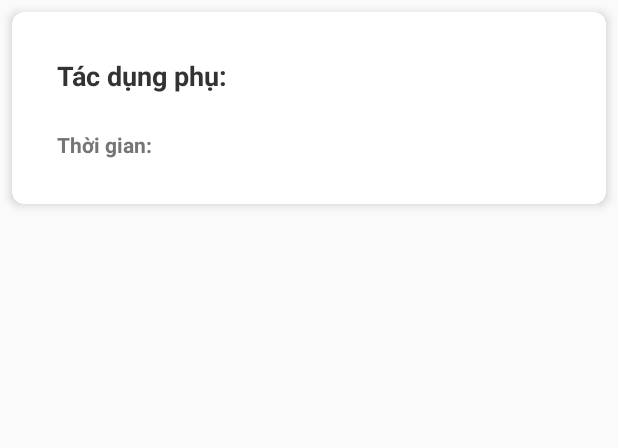
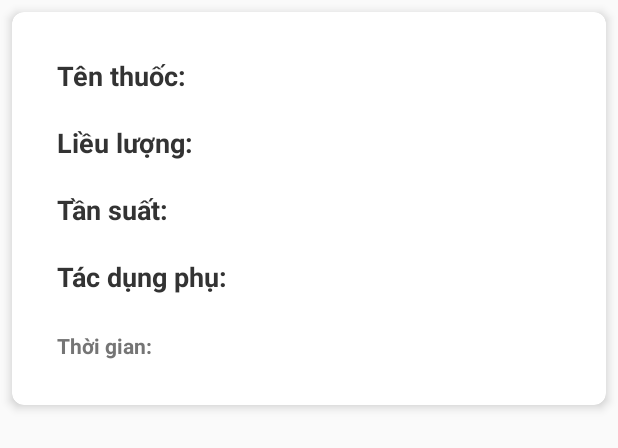
Before and after one commit to MyDuyen1907/luanvan, an Android app: the layout item_side_effect.xml on its own in the app's theme, with its tools: preview values and no code run, on a phone screen of 412 x 824 dp. Shown: the top 448 px of the screen. Run offline under Robolectric (Android 15) with nearby library versions, the phone set to English and light mode, and no system bars.

Commit message:
thuoc uong

```diff
--- a/app/src/main/res/layout/item_side_effect.xml
+++ b/app/src/main/res/layout/item_side_effect.xml
@@ -17,6 +17,34 @@
         <!-- Hiển thị tác dụng phụ -->
 
         <!-- Hiển thị thời gian ghi nhận -->
+        <TextView
+            android:id="@+id/tvMedicineName"
+            android:layout_width="wrap_content"
+            android:layout_height="wrap_content"
+            android:text="Tên thuốc:"
+            android:layout_marginBottom="20dp"
+            android:textColor="#333333"
+            android:textStyle="bold"
+            android:textSize="18sp"/>
+        <TextView
+            android:id="@+id/tvDosage"
+            android:layout_width="wrap_content"
+            android:layout_height="wrap_content"
+            android:text="Liều lượng:"
+            android:layout_marginBottom="20dp"
+            android:textColor="#333333"
+            android:textStyle="bold"
+            android:textSize="18sp"/>
+        <TextView
+            android:id="@+id/tvFrequency"
+            android:layout_width="wrap_content"
+            android:layout_height="wrap_content"
+            android:text="Tần suất:"
+            android:layout_marginBottom="20dp"
+            android:textColor="#333333"
+            android:textStyle="bold"
+            android:textSize="18sp"/>
+
         <TextView
             android:id="@+id/tvSideEffect"
             android:layout_width="wrap_content"
```
Also changed, not shown: app/src/main/java/com/example/project/activity/PrescriptionManagementActivity.java (+43 -18 lines), app/src/main/java/com/example/project/model/SideEffect.java (+18 -1 lines).
